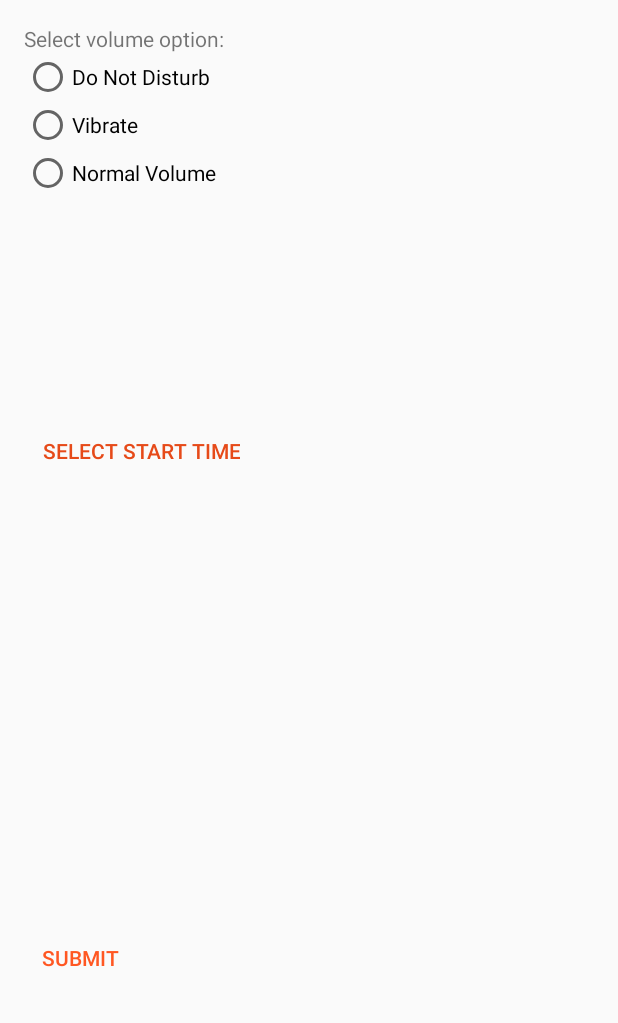
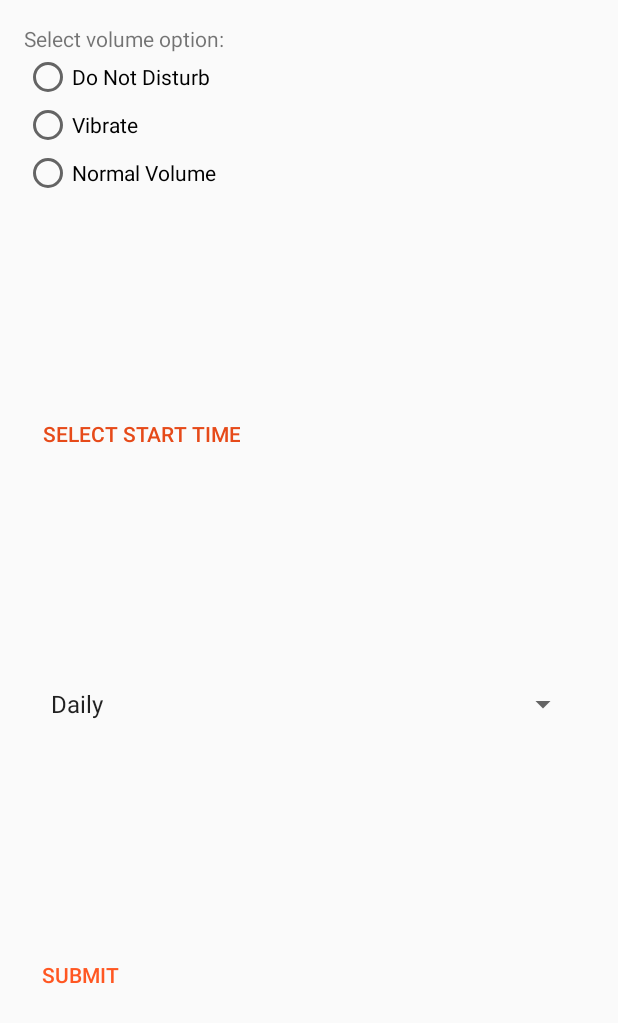
Before and after one commit to kkane098/ContextAwareRinger, an Android app: the layout time_dialog.xml on its own in the app's theme, with its tools: preview values and no code run, on a phone screen of 412 x 824 dp. Shown: the top 1023 px of the screen. Run offline under Robolectric (Android 15) with nearby library versions, the phone set to English and light mode, and no system bars.

Commit message:
Finished implementing TimePicker

```diff
--- a/ContextAwareRingerApp/app/src/main/res/layout/time_dialog.xml
+++ b/ContextAwareRingerApp/app/src/main/res/layout/time_dialog.xml
@@ -12,7 +12,7 @@
         style="?android:attr/buttonBarStyle">
 
         <RadioGroup
-            android:id="@+id/volumeRadioGroup"
+            android:id="@+id/volumeRadioGroupTime"
             android:layout_width="match_parent"
             android:layout_height="match_parent" >
             <TextView
@@ -54,6 +54,13 @@
         style="?android:attr/buttonBarButtonStyle"
         android:textColor="@color/primary_dark"/>
 
+<!--    //TODO: May want to add a title or instructions to the spinner, or some indication of what the values are for -->
+    <Spinner
+        android:id="@+id/timeSelectionSpinner"
+        android:layout_width="match_parent"
+        android:layout_height="wrap_content"
+        android:layout_margin="10dp"
+        android:entries="@array/time_repetition_choices" />
     <Button
         android:id="@+id/buttonSubmitTime"
         android:layout_width="wrap_content"
--- a/ContextAwareRingerApp/app/src/main/res/values/strings.xml
+++ b/ContextAwareRingerApp/app/src/main/res/values/strings.xml
@@ -14,11 +14,17 @@
     <string name="enter_name_hint_string">Enter name</string>
     <string name="update_string">Update</string>
     <string name="delete_string">Delete</string>
-    <array name="radius">
-        <item name="1 Mile">America</item>
-        <item name="5 Miles">France</item>
-        <item name="10 Miles">Spain</item>
-        <item name="25 Miles">Columbia</item>
-        <item name="50 Miles">Russia</item>
-    </array>
+    <string name ="time_spinner_title"></string>
+    <string-array name="time_repetition_choices">
+        <item>Daily</item>
+        <item>Weekends</item>
+        <item>Week Days</item>
+        <item>Monday</item>
+        <item>Tuesday</item>
+        <item>Wednesday</item>
+        <item>Thursday</item>
+        <item>Friday</item>
+        <item>Saturday</item>
+        <item>Sunday</item>
+    </string-array>
 </resources>
```
Also changed, not shown: ContextAwareRingerApp/app/src/main/java/com/example/ContextAwareRinger/Activities/TimeDialogFragment.kt (+82 -9 lines).
